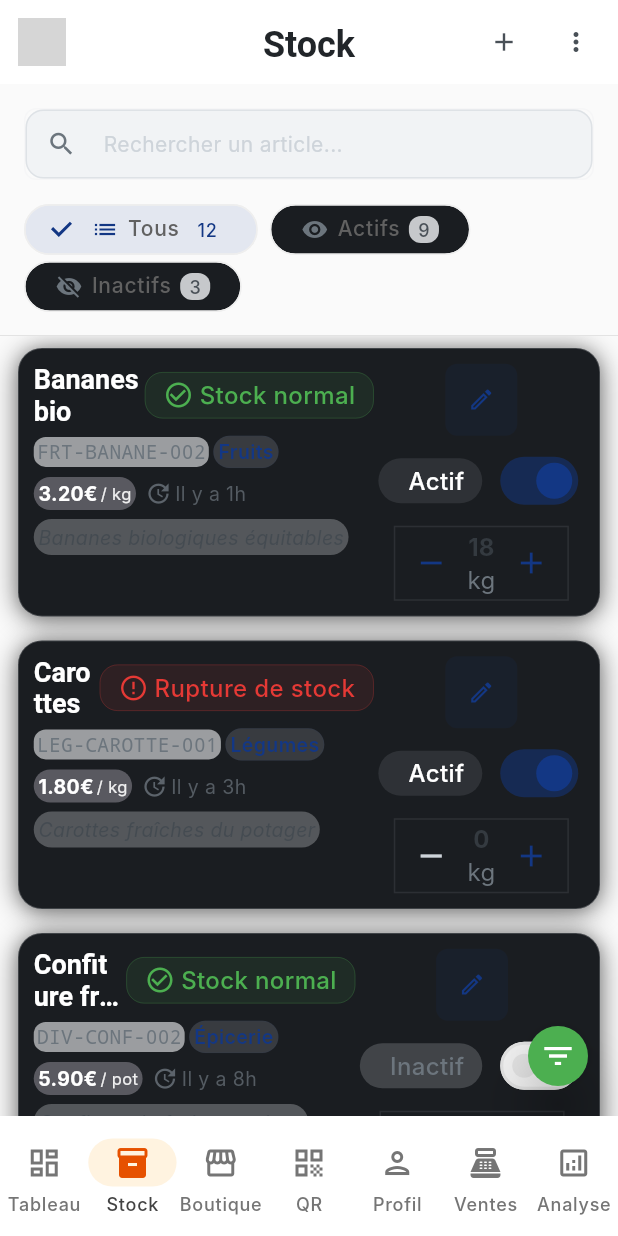
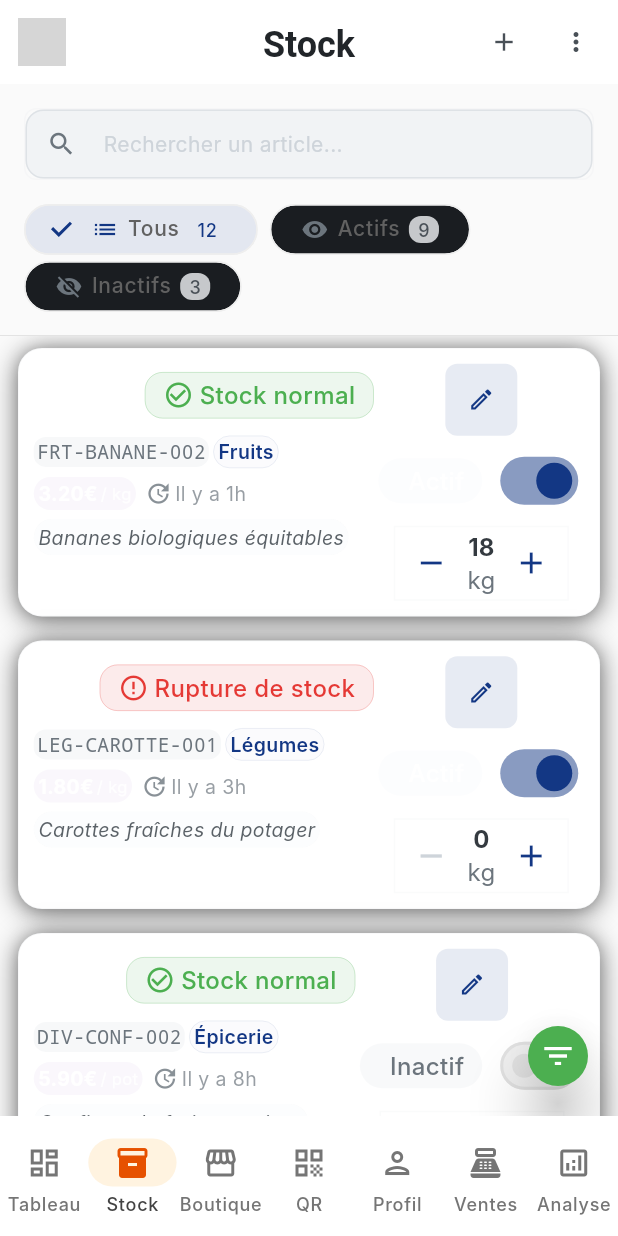
Before and after one commit to SIDIKICONDE/EcoPlates, a Flutter app: the MerchantStockPage screen opened by its route, on a phone screen of 412 x 824 dp. Run offline on Flutter 3.47's test engine with Material 3 defaults, Android fonts, the phone set to English and light mode, and no system bars; our stand-ins replace cached_network_image, connectivity_plus, csv, dartz, dio, equatable and 21 more; missing offline and left inert: base32, mobile_scanner, otp; accounts and stored records are empty; network calls fail; Roboto replaces fonts that are missing (Inter, Poppins); grey boxes are pictures that could not be loaded.

Commit message:
Fix: Remplacement de DeepColorTokens.surface par Theme.of(context).colorScheme.surface pour les cartes stock moins sombres

```diff
--- a/lib/presentation/widgets/stock/stock_list_item.dart
+++ b/lib/presentation/widgets/stock/stock_list_item.dart
@@ -56,7 +56,7 @@ class StockListItem extends StatelessWidget {
                 : (compactMode ? 4.0 : 8.0),
           ),
           decoration: BoxDecoration(
-            color: DeepColorTokens.surface,
+            color: Theme.of(context).colorScheme.surface,
             borderRadius: BorderRadius.circular(
               dense ? (compactMode ? 8.0 : 12.0) : (compactMode ? 12.0 : 16.0),
             ),
```
